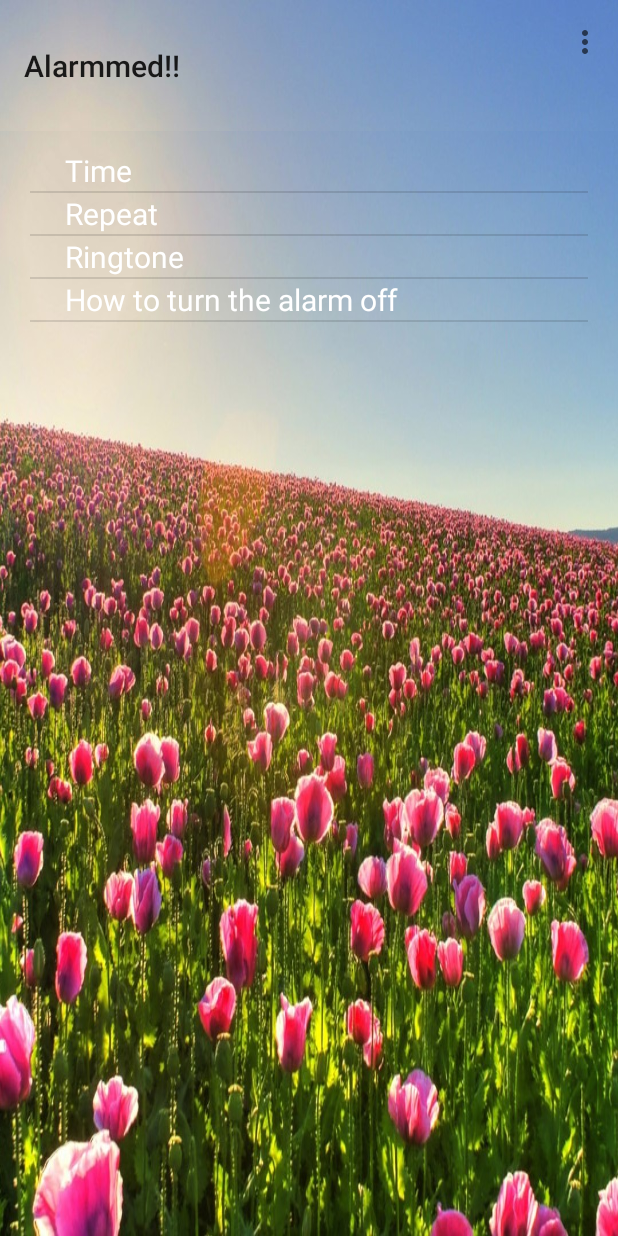
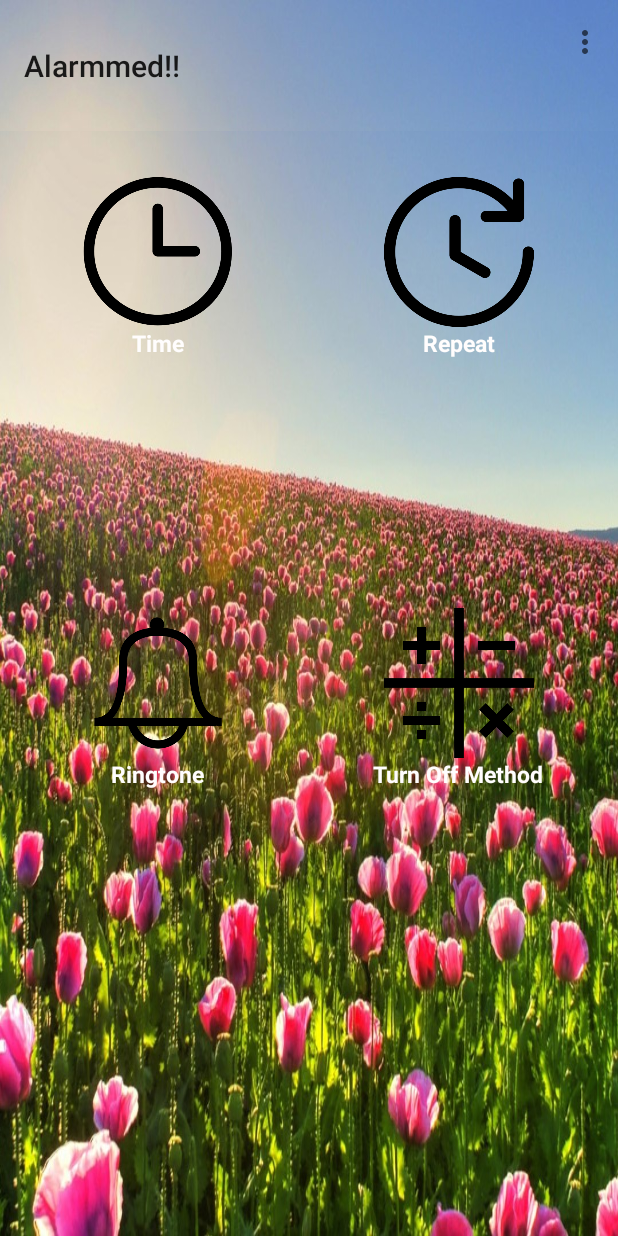
Before and after one commit to ca999/Alarmmed-TPRS107, an Android app: the screen it shows after launch (MainActivity), on a phone screen of 412 x 824 dp. Run offline under Robolectric (Android 15) with nearby library versions, the phone set to English and light mode, and no system bars.

Commit message:
ListView  to Gridview and other chnages

```diff
--- a/app/src/main/java/com/example/laxmi/button/CustomerAdapter.java
+++ b/app/src/main/java/com/example/laxmi/button/CustomerAdapter.java
@@ -8,11 +8,14 @@ import android.view.LayoutInflater;
 import android.view.View;
 import android.view.ViewGroup;
 import android.widget.ArrayAdapter;
+import android.widget.ImageView;
 import android.widget.TextView;
 
 public class CustomerAdapter extends ArrayAdapter<String> {
-    public CustomerAdapter(@NonNull Context context, String [] print) {
+    int img [];
+    public CustomerAdapter(@NonNull Context context, String [] print,int [] images) {
         super(context,R.layout.custom_row, print);
+        img=images;
     }
 
     @NonNull
@@ -21,8 +24,10 @@ public class CustomerAdapter extends ArrayAdapter<String> {
         LayoutInflater myLayoutInflater=LayoutInflater.from(getContext());
         View customView=myLayoutInflater.inflate(R.layout.custom_row,parent,false);
         String singleItem=getItem(position);
-        TextView mytext=(TextView)customView.findViewById(R.id.mytext);
+        TextView mytext=(TextView)customView.findViewById(R.id.textview);//mytext-textview
+        ImageView im=(ImageView)customView.findViewById(R.id.imageview);//n
         mytext.setText(singleItem);
+        im.setImageResource(img[position]);
         return customView;
 
 
--- a/app/src/main/java/com/example/laxmi/button/MainActivity.java
+++ b/app/src/main/java/com/example/laxmi/button/MainActivity.java
@@ -18,6 +18,7 @@ import android.view.MenuInflater;
 import android.view.MenuItem;
 import android.view.View;
 import android.widget.AdapterView;
+import android.widget.GridView;
 import android.widget.ListAdapter;
 import android.widget.ListView;
 import android.widget.RelativeLayout;
@@ -102,12 +103,19 @@ public class MainActivity extends AppCompatActivity {
 
 
         alarmManager=(AlarmManager)getSystemService(ALARM_SERVICE);
-        String print[]={  "     Time","     Repeat","     Ringtone","     How to turn the alarm off"};
-        ListAdapter myAdapter=new CustomerAdapter(this,print);
+       // String print[]={  "     Time","     Repeat","     Ringtone","     How to turn the alarm off"};
+        String print[]={  "Time","Repeat","Ringtone","Turn Off Method"};
+        int images[]={R.drawable.clock21,R.drawable.r,R.drawable.ringtone,R.drawable.math};//n
+        //int images[]={};
+      // int images[]={R.mipmap.clock21,R.drawable.r,R.drawable.ringtone,R.drawable.math};
+       /* ListAdapter myAdapter=new CustomerAdapter(this,print);
 
 
 
-        ListView myListView=(ListView)findViewById(R.id.myListView);
+        ListView myListView=(ListView)findViewById(R.id.myListView);*/
+        GridView myListView=(GridView)findViewById(R.id.myListView);
+        CustomerAdapter myAdapter=new CustomerAdapter(this,print,images);//n
+
 
         myListView.setAdapter(myAdapter);
         myListView.setOnItemClickListener(
--- a/app/src/main/java/com/example/laxmi/button/ToSnooze.java
+++ b/app/src/main/java/com/example/laxmi/button/ToSnooze.java
@@ -127,12 +127,15 @@ public class ToSnooze extends AppCompatActivity {
             }
 
         }
+
         else
         {
             Toast.makeText(getApplicationContext(),"No paired devices",Toast.LENGTH_LONG).show();
             tocall();
         }
         //tocall();
+        if(HCname.equals(""))
+            tocall();
 
     }
 
--- a/app/src/main/res/layout/activity_main.xml
+++ b/app/src/main/res/layout/activity_main.xml
@@ -11,7 +11,7 @@
         android:id="@+id/custom_toolbar"></include>
 
 
-    <ListView
+  <!--  <ListView
         android:id="@+id/myListView"
         android:layout_width="match_parent"
         android:layout_height="match_parent"
@@ -23,5 +23,21 @@
 
         android:paddingLeft="20dp"
         android:paddingRight="20dp"
-        android:paddingTop="100dp" />
+        android:paddingTop="100dp" /> -->
+    <GridView
+        android:id="@+id/myListView"
+        android:layout_width="match_parent"
+        android:layout_height="match_parent"
+        android:layout_centerHorizontal="true"
+        android:layout_centerVertical="true"
+
+        android:layout_margin="10dp"
+        android:columnWidth="150dp"
+        android:gravity="center"
+
+        android:horizontalSpacing="10dp"
+        android:numColumns="auto_fit"
+        android:paddingTop="100dp"
+        android:verticalSpacing="150dp" />
+
 </android.widget.RelativeLayout>
--- a/app/src/main/res/layout/custom_row.xml
+++ b/app/src/main/res/layout/custom_row.xml
@@ -3,9 +3,13 @@
     xmlns:tools="http://schemas.android.com/tools"
     android:layout_width="match_parent"
     android:layout_height="match_parent"
-    android:orientation="horizontal">
+    android:gravity="center"
+    android:orientation="vertical"
+    android:padding="8dp"
 
-    <TextView
+    >
+
+    <!--  <TextView
         android:id="@+id/mytext"
         android:layout_width="0dp"
         android:layout_height="wrap_content"
@@ -17,5 +21,29 @@
         android:textAppearance="@style/Base.TextAppearance.AppCompat.Large"
         android:textColor="@android:color/background_light"
         android:textSize="20sp"
-        tools:ignore="RtlHardcoded" />
+        tools:ignore="RtlHardcoded" /> -->
+    <ImageView
+        android:id="@+id/imageview"
+
+        android:layout_width="100dp"
+        android:layout_height="100dp"
+        android:layout_alignParentTop="true"
+        android:layout_centerHorizontal="true"
+        android:adjustViewBounds="true"
+        android:scaleType="fitCenter"
+
+        />
+
+    <TextView
+        android:id="@+id/textview"
+        android:layout_width="wrap_content"
+        android:layout_height="wrap_content"
+        android:gravity="center"
+        android:textSize="15sp"
+        android:textColor="#fffdfd"
+        android:textStyle="bold"
+
+        /> <!--neww-->
+
+
 </LinearLayout>
```
Also changed, not shown: app/src/main/res/drawable/clock21.png (added), app/src/main/res/drawable/math.png (added), app/src/main/res/drawable/r.png (added), app/src/main/res/drawable/ringtone.png (added), app/src/main/res/mipmap-hdpi/clock21.png (added), app/src/main/res/mipmap-hdpi/math.png (added), app/src/main/res/mipmap-hdpi/r.png (added), app/src/main/res/mipmap-hdpi/ringtone.png (added).
